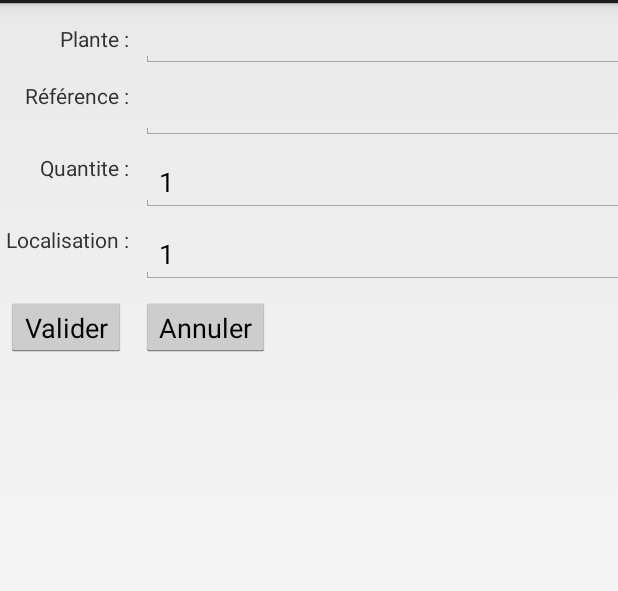
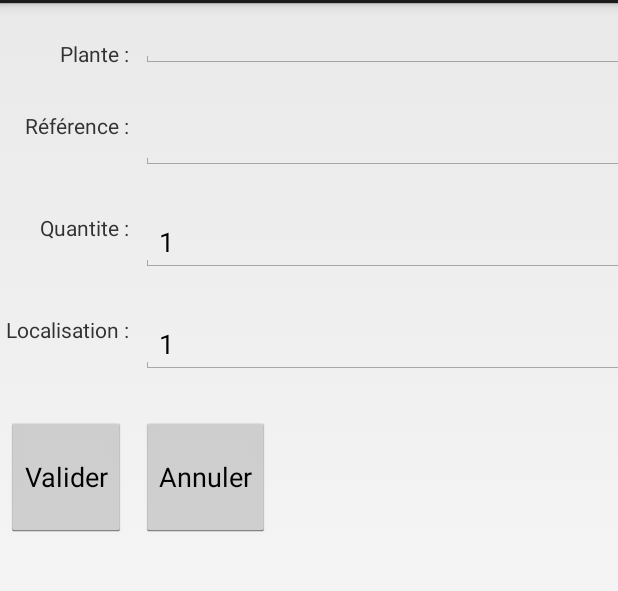
Before and after one commit to jmauffray/LibreInventory, an Android app: the InventoryActivity screen opened directly, with no data from a screen before it, on a phone screen of 412 x 824 dp, the part 69-660 px from its top. Run offline under Robolectric (Android 15) with nearby library versions, the light colour scheme and no system bars.

Commit message:
Format code

```diff
--- a/app/src/main/java/com/libreinventory/libreinventory/db/InventoryItemDAO.java
+++ b/app/src/main/java/com/libreinventory/libreinventory/db/InventoryItemDAO.java
@@ -21,7 +21,7 @@ public class InventoryItemDAO {
     // Database fields
     private SQLiteDatabase database;
     private MySQLiteHelper dbHelper;
-        private String[] allColumns = { MySQLiteHelper.COLUMN_ID,
+    private String[] allColumns = {MySQLiteHelper.COLUMN_ID,
             MySQLiteHelper.COLUMN_ARTICLE_ID,
             MySQLiteHelper.COLUMN_QUANTITE,
             MySQLiteHelper.COLUMN_LOCALISATION
@@ -84,7 +84,7 @@ public class InventoryItemDAO {
         InventoryItem aVente = new InventoryItem();
 
         //aVente.setId((int)cursor.getLong(0));
-            aVente.setArticleId((int)cursor.getLong(1));
+        aVente.setArticleId((int) cursor.getLong(1));
         aVente.setQuantite(cursor.getInt(2));
         aVente.setLocalisation(cursor.getString(3));
 
--- a/app/src/main/java/com/libreinventory/libreinventory/model/InventoryItem.java
+++ b/app/src/main/java/com/libreinventory/libreinventory/model/InventoryItem.java
@@ -37,7 +37,7 @@ public class InventoryItem {
 
 
     public String toString() {
-        return "id:" + mArticleId + " / " +  " Q:" + mQuantite + " / Loc:" + mLocalisation;
+        return "id:" + mArticleId + " / " + " Q:" + mQuantite + " / Loc:" + mLocalisation;
     }
 
 }
--- a/app/src/main/res/layout/activity_inventory.xml
+++ b/app/src/main/res/layout/activity_inventory.xml
@@ -11,7 +11,7 @@
         <!-- plante -->
 
         <TextView
-            android:layout_height="40dip"
+            android:layout_height="60dip"
             android:layout_column="0"
             android:layout_gravity="right|center"
             android:layout_row="1"
@@ -34,7 +34,7 @@
     <!-- prix -->
 
     <TextView
-        android:layout_height="40dip"
+        android:layout_height="60dip"
         android:layout_column="0"
         android:layout_gravity="right|center"
         android:layout_row="2"
@@ -53,7 +53,7 @@
         <!-- quantite -->
 
         <TextView
-            android:layout_height="40dip"
+            android:layout_height="60dip"
             android:layout_column="0"
             android:layout_gravity="right|center"
             android:layout_row="3"
@@ -72,7 +72,7 @@
     <!-- localisation -->
 
     <TextView
-        android:layout_height="40dip"
+        android:layout_height="60dip"
         android:layout_column="0"
         android:layout_gravity="right|center"
         android:layout_row="4"
@@ -92,7 +92,7 @@
     <Button
         android:id="@+id/buttonOk"
         android:layout_width="wrap_content"
-        android:layout_height="40sp"
+        android:layout_height="80sp"
         android:layout_weight="1"
         android:layout_column="0"
         android:layout_gravity="left|top"
@@ -102,7 +102,7 @@
     <Button
         android:id="@+id/buttonCancel"
         android:layout_width="wrap_content"
-        android:layout_height="40sp"
+        android:layout_height="80sp"
         android:layout_weight="1"
         android:layout_column="1"
         android:layout_gravity="left|top"
```
Also changed, not shown: app/src/main/java/com/libreinventory/libreinventory/ImportProduct.java (+20 -31 lines), app/src/main/java/com/libreinventory/libreinventory/InventoryActivity.java (+5 -24 lines), app/src/main/java/com/libreinventory/libreinventory/MainActivity.java (+2 -5 lines), app/src/main/java/com/libreinventory/libreinventory/config/Config.java (+4 -3 lines), app/src/main/java/com/libreinventory/libreinventory/util/CsvUtil.java (+7 -13 lines), app/src/main/java/com/libreinventory/libreinventory/widget/ProductsAutoCompleteAdapter.java (+11 -14 lines). Lines whose indentation alone changed are shown as unchanged.
